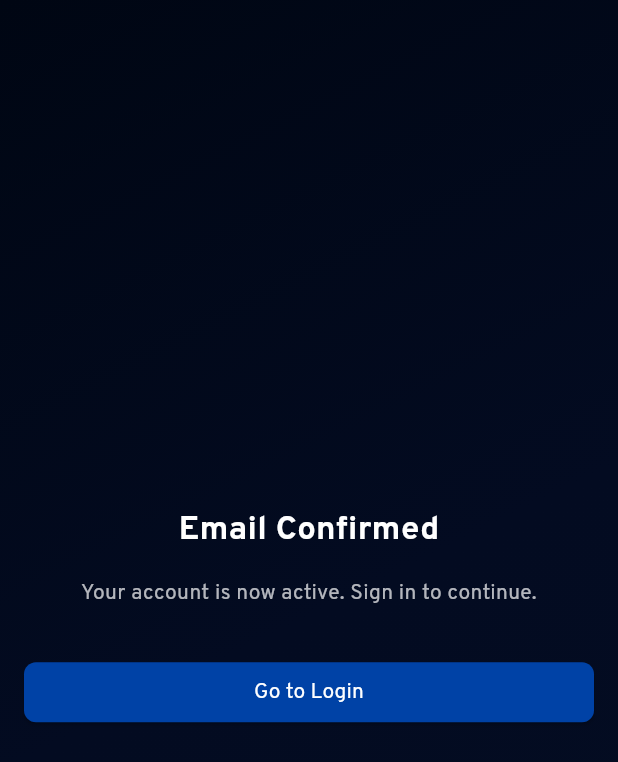
After one commit to iecloudbird/hackathlone-app, a Flutter app: the AuthActionPage screen opened by its route, on a phone screen of 412 x 824 dp. The commit adds this screen. Shown: the top 762 px of the screen. Run offline on Flutter 3.47's test engine with Material 3 defaults, Android fonts, the phone set to English and light mode, and no system bars; our stand-ins replace app_links, flutter_dotenv, supabase_flutter; accounts and stored records are empty.

Commit message:
feat: Auth actions draft for deeplinking & comment out lib for using app link instead

```diff
--- /dev/null
+++ b/lib/screens/auth/index.dart
@@ -0,0 +1,112 @@
+import 'package:flutter/material.dart';
+import 'package:hackathlone_app/utils/constants.dart';
+
+class AuthActionPage extends StatelessWidget {
+  final String action; // 'confirm', 'reset', or 'invite'
+  const AuthActionPage({super.key, required this.action});
+
+  @override
+  Widget build(BuildContext context) {
+    return Scaffold(
+      body: Container(
+        decoration: const BoxDecoration(
+          gradient: LinearGradient(
+            begin: Alignment.topLeft,
+            end: Alignment.bottomRight,
+            colors: [Color(0xFF000613), Color(0xFF030B21), Color(0xFF040D22)],
+            stops: [0.0, 0.5, 1.0],
+          ),
+        ),
+        child: Center(
+          child: Padding(
+            padding: const EdgeInsets.all(16.0),
+            child: Column(
+              mainAxisAlignment: MainAxisAlignment.center,
+              children: [
+                Text(
+                  action == 'reset'
+                      ? 'Reset Your Password'
+                      : action == 'invite'
+                      ? 'Invitation Accepted'
+                      : 'Email Confirmed',
+                  style: const TextStyle(
+                    fontFamily: 'Overpass',
+                    fontWeight: FontWeight.w600,
+                    fontSize: 22,
+                    color: Colors.white,
+                  ),
+                ),
+                const SizedBox(height: 16),
+                Text(
+                  action == 'reset'
+                      ? 'Please enter your new password in the app.'
+                      : 'Your account is now active. Sign in to continue.',
+                  style: const TextStyle(color: Colors.white70),
+                  textAlign: TextAlign.center,
+                ),
+                const SizedBox(height: 32),
+                if (action == 'reset') ...[
+                  TextFormField(
+                    obscureText: true,
+                    decoration: InputDecoration(
+                      labelText: 'New Password',
+                      labelStyle: const TextStyle(color: Colors.white70),
+                      filled: true,
+                      fillColor: const Color(0xFF131212),
+                      border: OutlineInputBorder(
+                        borderRadius: BorderRadius.circular(8.0),
+                      ),
+                      focusedBorder: OutlineInputBorder(
+                        borderRadius: BorderRadius.circular(8.0),
+                        borderSide: const BorderSide(
+                          color: AppColors.electricBlue,
+                          width: 2.0,
+                        ),
+                      ),
+                    ),
+                    style: const TextStyle(color: Colors.white),
+                  ),
+                  const SizedBox(height: 16),
+                  SizedBox(
+                    width: double.infinity,
+                    child: ElevatedButton(
+                      onPressed: () async {
+                        // TODO: Implement password update
+                        Navigator.pushReplacementNamed(context, '/login');
+                      },
+                      style: ElevatedButton.styleFrom(
+                        backgroundColor: AppColors.electricBlue,
+                        foregroundColor: Colors.white,
+                        shape: RoundedRectangleBorder(
+                          borderRadius: BorderRadius.circular(8.0),
+                        ),
+                      ),
+                      child: const Text('Update Password'),
+                    ),
+                  ),
+                ] else ...[
+                  SizedBox(
+                    width: double.infinity,
+                    child: ElevatedButton(
+                      onPressed: () {
+                        Navigator.pushReplacementNamed(context, '/login');
+                      },
+                      style: ElevatedButton.styleFrom(
+                        backgroundColor: AppColors.electricBlue,
+                        foregroundColor: Colors.white,
+                        shape: RoundedRectangleBorder(
+                          borderRadius: BorderRadius.circular(8.0),
+                        ),
+                      ),
+                      child: const Text('Go to Login'),
+                    ),
+                  ),
+                ],
+              ],
+            ),
+          ),
+        ),
+      ),
+    );
+  }
+}
--- a/lib/screens/signup/controller.dart
+++ b/lib/screens/signup/controller.dart
@@ -42,25 +42,6 @@ class SignUpPageController {
     }
 
     try {
-      // if (token != null) {
-      // Handle invitation flow with token
-      // final otpResponse = await Supabase.instance.client.auth.verifyOTP(
-      //   email: email,
-      //   token: token,
-      //   type: OtpType.invite,
-      // );
-
-      // if (otpResponse.user != null) {
-      //   //Update user with password, this is placeholder and will move forward to onboarding, so user will only be updated when they complete onboarding
-      //   // or else cancel the sign-up
-      //   await Supabase.instance.client.auth.updateUser(
-      //     UserAttributes(password: password),
-      //   );
-      // } else {
-      //   return 'Invalid or expired invitation token.';
-      // }
-      // } else {
-      // Regular sign-up with email and password
       final signUpResponse = await Supabase.instance.client.auth.signUp(
         email: _emailController.text.trim(),
         password: _passwordController.text,
@@ -86,11 +67,9 @@ class SignUpPageController {
         switch (e.statusCode) {
           case '400':
             errorMessage = 'Invalid email or password. Please try again.';
-            break;
           case '422':
             errorMessage =
                 'Email already in use or invalid. Please use a different email.';
-            break;
           default:
             errorMessage = 'Sign-up failed: ${e.message} ${e.statusCode}';
         }
```
Also changed, not shown: lib/utils/lib.dart (added, +16 -0 lines).
